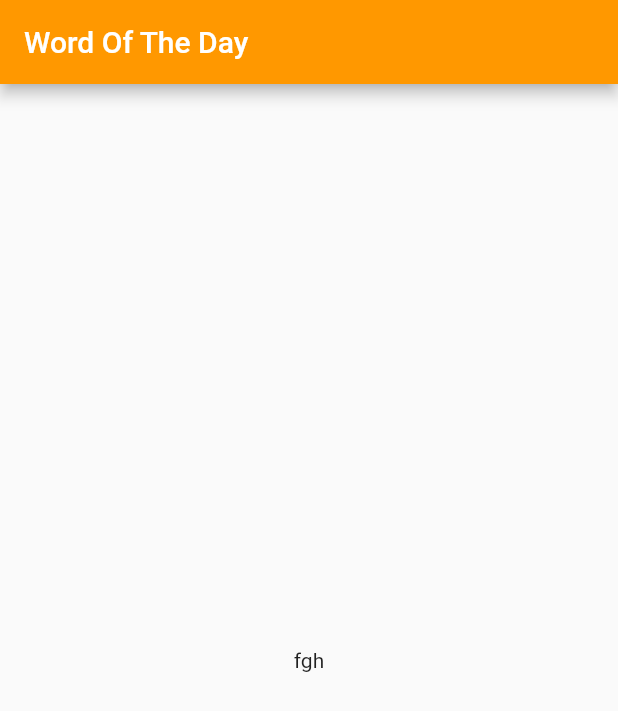
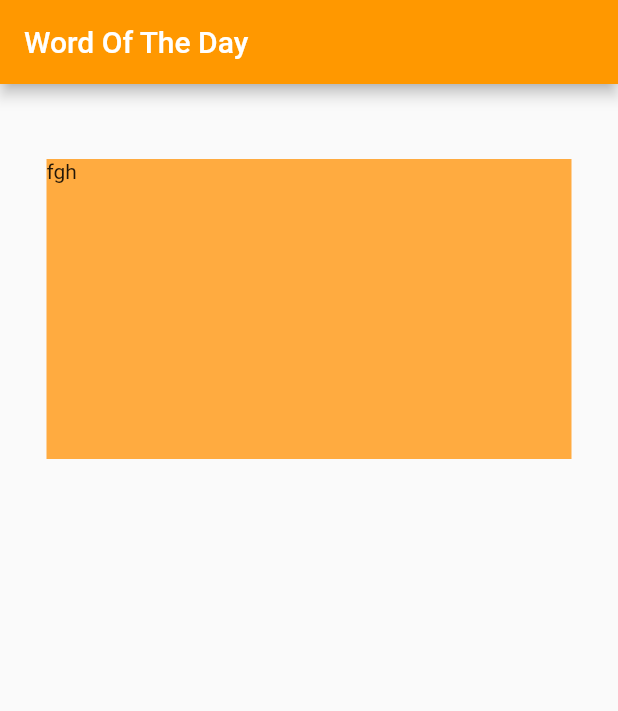
Before and after one commit to RangerVinven/Word-Of-The-Day-App, a Flutter app: the screen it shows after launch, on a phone screen of 412 x 824 dp. Shown: the top 711 px of the screen. Run offline on Flutter 3.47's test engine with Material 2 defaults, Android fonts, the phone set to English and light mode, and no system bars.

Commit message:
Added the word box

```diff
--- a/lib/main.dart
+++ b/lib/main.dart
@@ -16,9 +16,18 @@ class HomePage extends StatelessWidget {
           title: const Text("Word Of The Day"),
           backgroundColor: Colors.orange,
         ),
-        body: Center(
-          child: const Text("fgh")
-        ),
+        body: Column(
+          crossAxisAlignment: CrossAxisAlignment.center,
+          children: [
+            SizedBox(width: double.infinity, height: 50),
+            Container(
+              color: Colors.orangeAccent,
+              height: 200,
+              width: 350,
+              child: const Text("fgh")
+            )
+          ],
+        )
       ),
     );
   }
```
